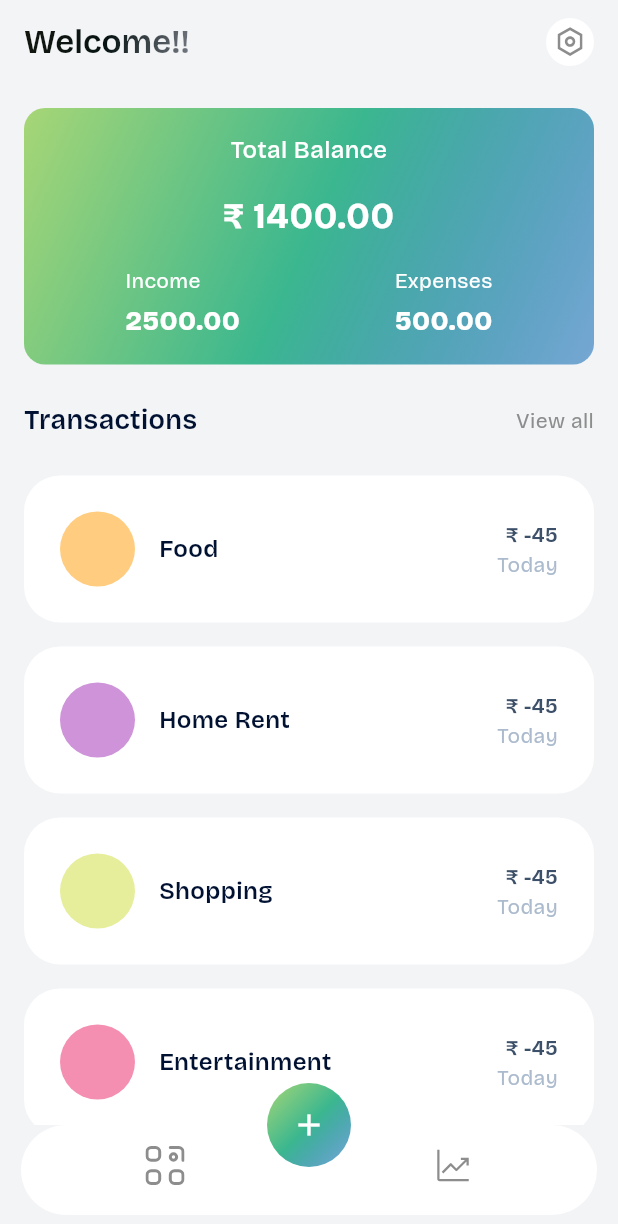
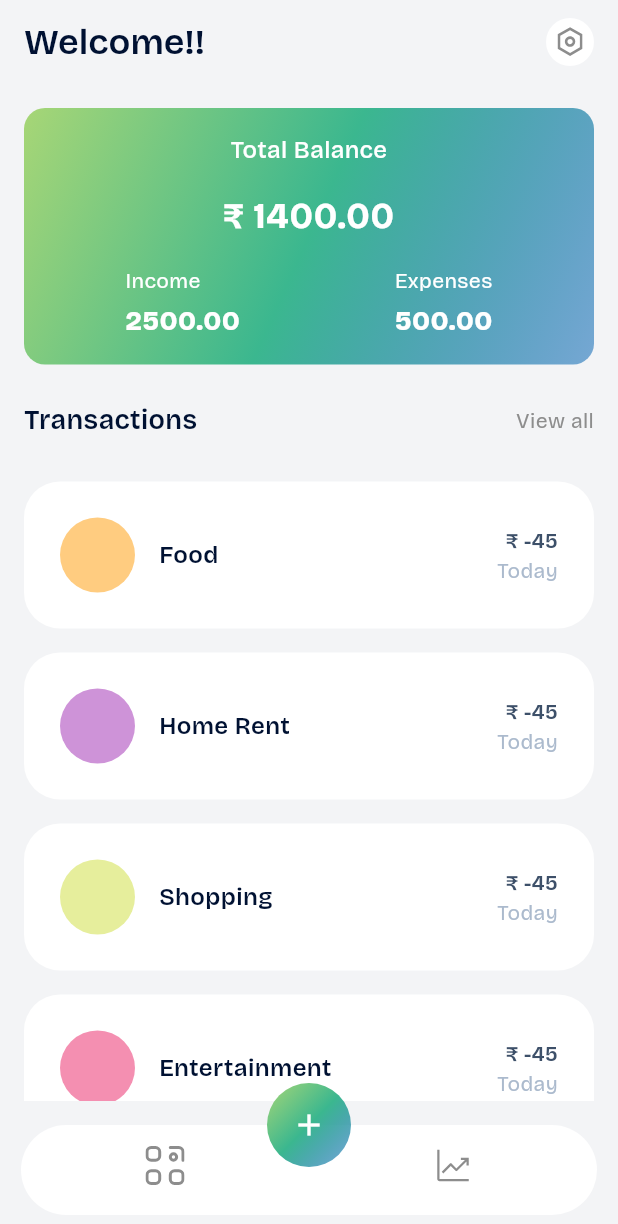
Before and after one commit to chandru19g/Track-Money, a Flutter app: the screen it shows after launch, on a phone screen of 412 x 824 dp. Shown: the top 1224 px of the screen. Run offline on Flutter 3.47's test engine with Material 3 defaults, Android fonts, the phone set to English and light mode, and no system bars; our stand-ins replace flutter_svg, go_router, google_fonts.

Commit message:
fix: organized widget structure

```diff
--- a/lib/presentation/screens/homeScreen/home_screen.dart
+++ b/lib/presentation/screens/homeScreen/home_screen.dart
@@ -1,12 +1,10 @@
 import 'package:flutter/material.dart';
-import 'package:trackmoney/core/constants/constants.dart';
 import 'package:trackmoney/core/styles/styles.dart';
-import 'package:trackmoney/presentation/screens/homeScreen/widgets/transaction_widget.dart';
+import 'package:trackmoney/presentation/screens/homeScreen/widgets/balance_container_widget.dart';
 import 'package:trackmoney/presentation/widgets/expense_card_widget.dart';
-import 'package:trackmoney/presentation/widgets/gradient_text.dart';
+import 'package:trackmoney/presentation/widgets/primary_app_bar_widget.dart';
 import 'package:trackmoney/presentation/widgets/sizedbox_widgets.dart';
-import 'package:trackmoney/presentation/widgets/svg_picture.dart';
-import 'package:trackmoney/presentation/widgets/text_widget.dart';
+import 'package:trackmoney/presentation/widgets/text_widgets/text_widget.dart';
 
 class HomeScreen extends StatefulWidget {
   const HomeScreen({super.key});
@@ -80,34 +78,15 @@ class _HomeScreenState extends State<HomeScreen> {
     return SafeArea(
       child: Scaffold(
         backgroundColor: Styles.bgGreyColor,
-        appBar: AppBar(
-          surfaceTintColor: Colors.transparent,
-          // title: const Text("Track Money"),
-          backgroundColor: Styles.bgGreyColor,
-          title: const GradientText(
-            text: "Welcome!!",
-            isGradientApplied: false,
-            style: TextStyle(fontWeight: FontWeight.w600),
+        appBar: const PrimaryAppbarWidget(
+          title: "Welcome!!",
+          isGradientTitle: false,
+          iconUrl: 'assets/icons/settings.svg',
         ),
-          actions: [
-            InkWell(
-              onTap: () {},
-              child: Container(
-                height: 32.0,
-                width: 32.0,
-                decoration: BoxDecoration(
-                  color: Styles.whiteColor,
-                  borderRadius: BorderRadius.circular(50.0),
-                ),
-                padding: const EdgeInsets.all(6.0),
-                child: const SvgPictureAsset(src: 'assets/icons/settings.svg'),
-              ),
-            ),
-            const PrimaryWidthSizeddBox(),
-          ],
-        ),
-        body: ListView(
+        body: Padding(
           padding: const EdgeInsets.all(16.0),
+          child: Column(
+            // padding: const EdgeInsets.all(16.0),
             children: [
               const BalanceContainer(),
               const LargeHeightSizedBox(),
@@ -130,9 +109,11 @@ class _HomeScreenState extends State<HomeScreen> {
                   ),
                 ],
               ),
-            const LargeHeightSizedBox(),
-            ListView.separated(
-              physics: const NeverScrollableScrollPhysics(),
+              const MediumHeightSizedBox(),
+              Expanded(
+                child: ListView.separated(
+                  padding: const EdgeInsets.only(top: 16.0),
+                  // physics: const NeverScrollableScrollPhysics(),
                   shrinkWrap: true,
                   itemCount: transactions.length,
                   itemBuilder: (context, index) {
@@ -149,64 +130,11 @@ class _HomeScreenState extends State<HomeScreen> {
                     return const PrimaryHeightSizeddBox();
                   },
                 ),
+              ),
             ],
+          ),
         ),
       ),
     );
   }
 }
-
-class BalanceContainer extends StatelessWidget {
-  const BalanceContainer({
-    super.key,
-  });
-
-  @override
-  Widget build(BuildContext context) {
-    return Container(
-      padding: const EdgeInsets.all(16.0),
-      decoration: BoxDecoration(
-        gradient: LinearGradient(
-          colors: Styles.primaryGradient,
-          begin: Alignment.bottomRight,
-          end: Alignment.topLeft,
-        ),
-        borderRadius: BorderRadius.circular(14.0),
-      ),
-      child: const Column(
-        mainAxisAlignment: MainAxisAlignment.start,
-        crossAxisAlignment: CrossAxisAlignment.center,
-        children: [
-          TextWidget(
-            "Total Balance",
-            align: TextAlign.center,
-            size: 16.0,
-            weight: FontWeight.w500,
-          ),
-          PrimaryHeightSizeddBox(),
-          TextWidget(
-            "${AppConstants.rupeeSymbol} 1400.00",
-            align: TextAlign.center,
-            size: 24.0,
-            weight: FontWeight.bold,
-          ),
-          PrimaryHeightSizeddBox(),
-          Row(
-            mainAxisAlignment: MainAxisAlignment.spaceAround,
-            crossAxisAlignment: CrossAxisAlignment.center,
-            children: [
-              TransactionWidget(
-                title: "Income",
-                amount: "2500.00",
-              ),
-              TransactionWidget(
-                title: "Expenses",
-                amount: "500.00",
-              ),
-            ],
-          )
-        ],
-      ),
-    );
-  }
-}
--- /dev/null
+++ b/lib/presentation/screens/homeScreen/widgets/balance_container_widget.dart
@@ -0,0 +1,61 @@
+import 'package:flutter/material.dart';
+import 'package:trackmoney/core/constants/constants.dart';
+import 'package:trackmoney/core/styles/styles.dart';
+import 'package:trackmoney/presentation/screens/homeScreen/widgets/transaction_widget.dart';
+import 'package:trackmoney/presentation/widgets/sizedbox_widgets.dart';
+import 'package:trackmoney/presentation/widgets/text_widgets/text_widget.dart';
+
+class BalanceContainer extends StatelessWidget {
+  const BalanceContainer({
+    super.key,
+  });
+
+  @override
+  Widget build(BuildContext context) {
+    return Container(
+      padding: const EdgeInsets.all(16.0),
+      decoration: BoxDecoration(
+        gradient: LinearGradient(
+          colors: Styles.primaryGradient,
+          begin: Alignment.bottomRight,
+          end: Alignment.topLeft,
+        ),
+        borderRadius: BorderRadius.circular(14.0),
+      ),
+      child: const Column(
+        mainAxisAlignment: MainAxisAlignment.start,
+        crossAxisAlignment: CrossAxisAlignment.center,
+        children: [
+          TextWidget(
+            "Total Balance",
+            align: TextAlign.center,
+            size: 16.0,
+            weight: FontWeight.w500,
+          ),
+          PrimaryHeightSizeddBox(),
+          TextWidget(
+            "${AppConstants.rupeeSymbol} 1400.00",
+            align: TextAlign.center,
+            size: 24.0,
+            weight: FontWeight.bold,
+          ),
+          PrimaryHeightSizeddBox(),
+          Row(
+            mainAxisAlignment: MainAxisAlignment.spaceAround,
+            crossAxisAlignment: CrossAxisAlignment.center,
+            children: [
+              TransactionWidget(
+                title: "Income",
+                amount: "2500.00",
+              ),
+              TransactionWidget(
+                title: "Expenses",
+                amount: "500.00",
+              ),
+            ],
+          )
+        ],
+      ),
+    );
+  }
+}
--- a/lib/presentation/screens/homeScreen/widgets/transaction_widget.dart
+++ b/lib/presentation/screens/homeScreen/widgets/transaction_widget.dart
@@ -1,7 +1,7 @@
 import 'package:flutter/material.dart';
 import 'package:flutter/widgets.dart';
 import 'package:trackmoney/presentation/widgets/sizedbox_widgets.dart';
-import 'package:trackmoney/presentation/widgets/text_widget.dart';
+import 'package:trackmoney/presentation/widgets/text_widgets/text_widget.dart';
 
 class TransactionWidget extends StatelessWidget {
   final String title;
--- a/lib/presentation/screens/splash_screen.dart
+++ b/lib/presentation/screens/splash_screen.dart
@@ -2,7 +2,7 @@ import 'package:flutter/material.dart';
 import 'package:go_router/go_router.dart';
 import 'package:trackmoney/core/constants/route_names.dart';
 import 'package:trackmoney/core/styles/styles.dart';
-import 'package:trackmoney/presentation/widgets/gradient_text.dart';
+import 'package:trackmoney/presentation/widgets/text_widgets/gradient_text.dart';
 
 class SplashScreen extends StatefulWidget {
   const SplashScreen({super.key});
--- a/lib/presentation/widgets/expense_card_widget.dart
+++ b/lib/presentation/widgets/expense_card_widget.dart
@@ -2,7 +2,7 @@ import 'package:flutter/material.dart';
 import 'package:trackmoney/core/constants/constants.dart';
 import 'package:trackmoney/core/styles/styles.dart';
 import 'package:trackmoney/presentation/widgets/sizedbox_widgets.dart';
-import 'package:trackmoney/presentation/widgets/text_widget.dart';
+import 'package:trackmoney/presentation/widgets/text_widgets/text_widget.dart';
 
 class ExpenseCardWidget extends StatelessWidget {
   final Color color;
--- /dev/null
+++ b/lib/presentation/widgets/primary_app_bar_widget.dart
@@ -0,0 +1,58 @@
+import 'package:flutter/material.dart';
+import 'package:trackmoney/core/styles/styles.dart';
+import 'package:trackmoney/presentation/widgets/text_widgets/gradient_text.dart';
+import 'package:trackmoney/presentation/widgets/button_widgets/icon_button_widget.dart';
+import 'package:trackmoney/presentation/widgets/sizedbox_widgets.dart';
+import 'package:trackmoney/presentation/widgets/text_widgets/text_widget.dart';
+
+class PrimaryAppbarWidget extends StatelessWidget
+    implements PreferredSizeWidget {
+  final bool isGradientTitle;
+  final String title;
+  final String iconUrl;
+  final double toolbarHeight;
+  final bool? leading;
+  final bool automaticallyImplyLeading;
+  final Function()? onTapped;
+
+  const PrimaryAppbarWidget({
+    super.key,
+    required this.title,
+    required this.iconUrl,
+    required this.isGradientTitle,
+    this.leading,
+    this.toolbarHeight = kToolbarHeight,
+    this.automaticallyImplyLeading = false,
+    this.onTapped,
+  });
+
+  @override
+  Widget build(BuildContext context) {
+    return AppBar(
+      surfaceTintColor: Colors.transparent,
+      backgroundColor: Styles.bgGreyColor,
+      title: isGradientTitle
+          ? GradientText(
+              text: title,
+              isGradientApplied: false,
+              style: TextStyle(fontWeight: FontWeight.w600),
+            )
+          : TextWidget(
+              title,
+              color: Styles.blackColor,
+              size: 24.0,
+              weight: FontWeight.w600,
+            ),
+      actions: [
+        IconButtonWidget(
+          iconUrl: iconUrl,
+          onTap: () {},
+        ),
+        const PrimaryWidthSizeddBox(),
+      ],
+    );
+  }
+
+  @override
+  Size get preferredSize => Size.fromHeight(toolbarHeight);
+}
--- a/lib/presentation/widgets/sizedbox_widgets.dart
+++ b/lib/presentation/widgets/sizedbox_widgets.dart
@@ -68,6 +68,17 @@ class SmallHeightSizedBox extends StatelessWidget {
   }
 }
 
+class MediumHeightSizedBox extends StatelessWidget {
+  const MediumHeightSizedBox({super.key});
+
+  @override
+  Widget build(BuildContext context) {
+    return const SizedBox(
+      height: 12.0,
+    );
+  }
+}
+
 class SmallWidthSizedBox extends StatelessWidget {
   const SmallWidthSizedBox({super.key});
 
```
Also changed, not shown: lib/presentation/widgets/text_widgets/gradient_text.dart (renamed from lib/presentation/widgets/gradient_text.dart), lib/presentation/widgets/text_widgets/text_widget.dart (renamed from lib/presentation/widgets/text_widget.dart). Lines whose indentation alone changed are shown as unchanged.
